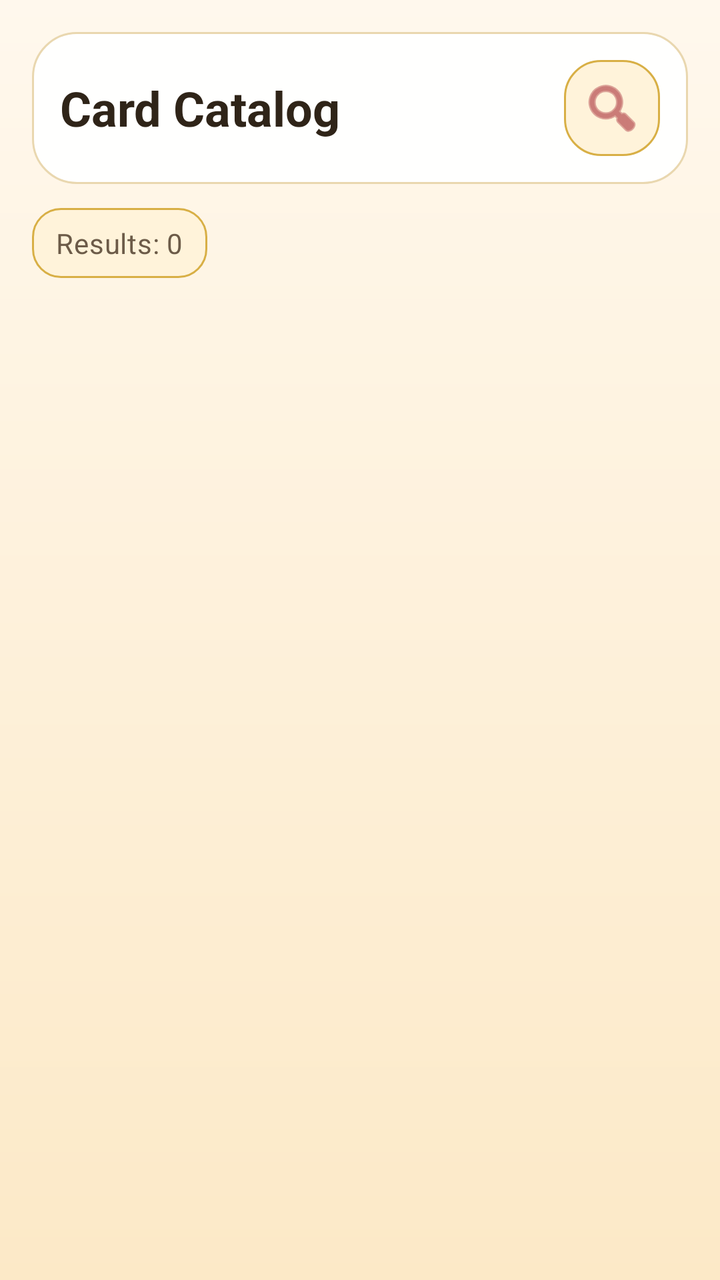
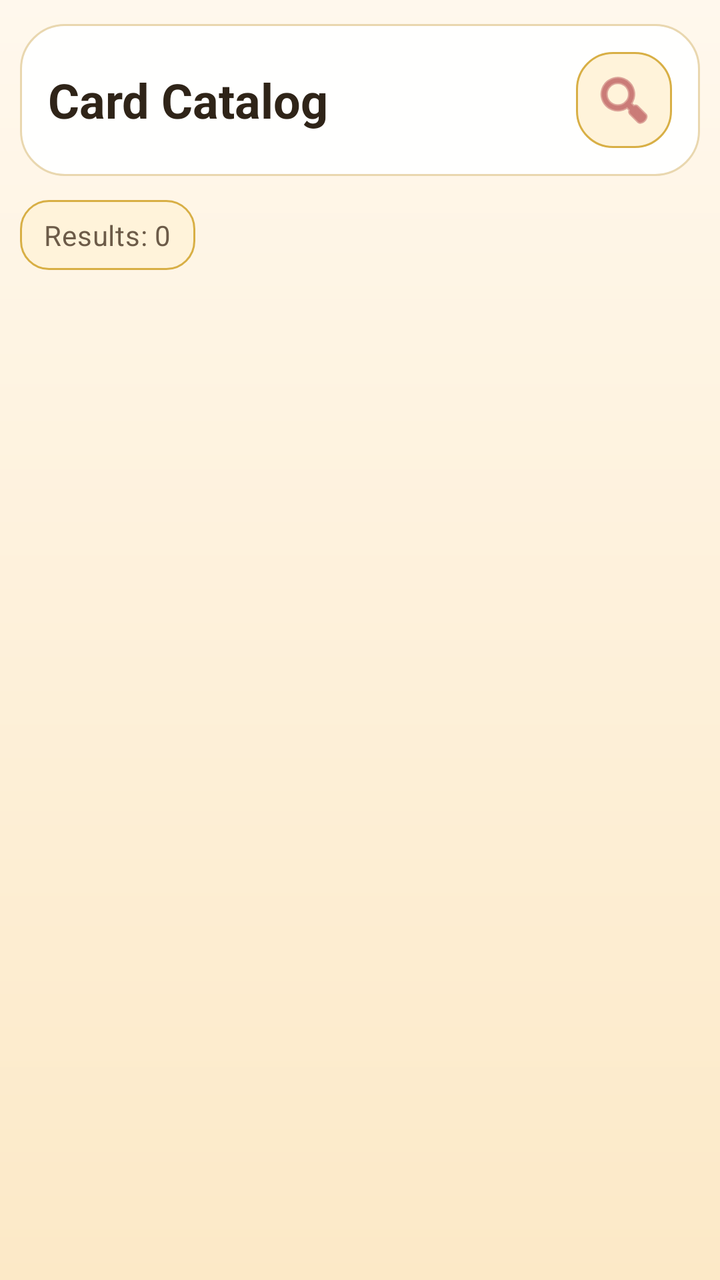

Compare the two renders of this Android layout. The source of the first and the diff that turns it into the second are given below.
<!-- AndroidManifest.xml: application theme Theme.PokeBinder -->
<!-- res/layout/fragment_card_search.xml -->
<?xml version="1.0" encoding="utf-8"?>
<FrameLayout xmlns:android="http://schemas.android.com/apk/res/android"
    android:layout_width="match_parent"
    android:layout_height="match_parent"
    android:background="@drawable/bg_app_screen">

    <LinearLayout
        android:layout_width="match_parent"
        android:layout_height="match_parent"
        android:orientation="vertical"
        android:padding="16dp">

        <LinearLayout
            android:layout_width="match_parent"
            android:layout_height="wrap_content"
            android:background="@drawable/bg_section_surface"
            android:gravity="center_vertical"
            android:orientation="horizontal"
            android:padding="14dp">

            <TextView
                android:layout_width="0dp"
                android:layout_height="wrap_content"
                android:layout_weight="1"
                android:text="@string/card_search_title"
                android:textAppearance="?attr/textAppearanceHeadlineSmall"
                android:textColor="@color/poke_text"
                android:textStyle="bold" />

            <ImageButton
                android:id="@+id/searchToggleButton"
                android:layout_width="48dp"
                android:layout_height="48dp"
                android:background="@drawable/bg_topbar_icon_button"
                android:contentDescription="Show search and filters"
                android:padding="10dp"
                android:src="@android:drawable/ic_menu_search"
                android:tint="@color/poke_red_dark" />
        </LinearLayout>

        <LinearLayout
            android:id="@+id/searchFiltersContainer"
            android:layout_width="match_parent"
            android:layout_height="wrap_content"
            android:layout_marginTop="12dp"
            android:background="@drawable/bg_section_surface"
            android:orientation="vertical"
            android:padding="14dp"
            android:visibility="gone">

            <AutoCompleteTextView
                android:id="@+id/nameSearchEditText"
                android:layout_width="match_parent"
                android:layout_height="wrap_content"
                android:background="@drawable/bg_binder_slot"
                android:completionThreshold="1"
                android:hint="Name"
                android:inputType="text"
                android:padding="12dp"
                android:textColor="@color/poke_text"
                android:textColorHint="@color/poke_text_secondary" />

            <AutoCompleteTextView
                android:id="@+id/setSearchEditText"
                android:layout_width="match_parent"
                android:layout_height="wrap_content"
                android:layout_marginTop="8dp"
                android:background="@drawable/bg_binder_slot"
                android:completionThreshold="1"
                android:hint="Set"
                android:inputType="text"
                android:padding="12dp"
                android:textColor="@color/poke_text"
                android:textColorHint="@color/poke_text_secondary" />

            <AutoCompleteTextView
                android:id="@+id/typeSearchEditText"
                android:layout_width="match_parent"
                android:layout_height="wrap_content"
                android:layout_marginTop="8dp"
                android:background="@drawable/bg_binder_slot"
                android:completionThreshold="1"
                android:hint="Type"
                android:inputType="text"
                android:padding="12dp"
                android:textColor="@color/poke_text"
                android:textColorHint="@color/poke_text_secondary" />

            <EditText
                android:id="@+id/cardIdSearchEditText"
                android:layout_width="match_parent"
                android:layout_height="wrap_content"
                android:layout_marginTop="8dp"
                android:background="@drawable/bg_binder_slot"
                android:hint="Card ID"
                android:inputType="text"
                android:padding="12dp"
                android:textColor="@color/poke_text"
                android:textColorHint="@color/poke_text_secondary" />

            <AutoCompleteTextView
                android:id="@+id/subtypeSearchEditText"
                android:layout_width="match_parent"
                android:layout_height="wrap_content"
                android:layout_marginTop="8dp"
                android:background="@drawable/bg_binder_slot"
                android:completionThreshold="1"
                android:hint="Subtype"
                android:inputType="text"
                android:padding="12dp"
                android:textColor="@color/poke_text"
                android:textColorHint="@color/poke_text_secondary" />

            <AutoCompleteTextView
                android:id="@+id/raritySearchEditText"
                android:layout_width="match_parent"
                android:layout_height="wrap_content"
                android:layout_marginTop="8dp"
                android:background="@drawable/bg_binder_slot"
                android:completionThreshold="1"
                android:hint="Rarity"
                android:inputType="text"
                android:padding="12dp"
                android:textColor="@color/poke_text"
                android:textColorHint="@color/poke_text_secondary" />

            <CheckBox
                android:id="@+id/fullArtOnlyCheckBox"
                android:layout_width="wrap_content"
                android:layout_height="wrap_content"
                android:layout_marginTop="8dp"
                android:buttonTint="@color/poke_red_dark"
                android:text="Full Art only"
                android:textColor="@color/poke_text" />

            <LinearLayout
                android:layout_width="match_parent"
                android:layout_height="wrap_content"
                android:layout_marginTop="12dp"
                android:gravity="end"
                android:orientation="horizontal">

                <Button
                    android:id="@+id/clearFiltersButton"
                    android:layout_width="wrap_content"
                    android:layout_height="wrap_content"
                    android:background="@drawable/bg_cta_secondary"
                    android:backgroundTint="@null"
                    android:minHeight="44dp"
                    android:paddingHorizontal="14dp"
                    android:text="Clear"
                    android:textAllCaps="false"
                    android:textColor="@color/poke_text" />

                <Button
                    android:id="@+id/applySearchButton"
                    android:layout_width="wrap_content"
                    android:layout_height="wrap_content"
                    android:layout_marginStart="8dp"
                    android:background="@drawable/bg_cta_primary"
                    android:backgroundTint="@null"
                    android:minHeight="44dp"
                    android:paddingHorizontal="14dp"
                    android:text="Search"
                    android:textAllCaps="false"
                    android:textColor="@color/poke_text_on_red" />
            </LinearLayout>
        </LinearLayout>

        <TextView
            android:id="@+id/resultCountTextView"
            android:layout_width="wrap_content"
            android:layout_height="wrap_content"
            android:layout_marginTop="12dp"
            android:background="@drawable/bg_counter_chip"
            android:paddingHorizontal="12dp"
            android:paddingVertical="8dp"
            android:text="@string/card_search_results_default"
            android:textAppearance="?attr/textAppearanceBodyMedium"
            android:textColor="@color/poke_text_secondary" />

        <androidx.recyclerview.widget.RecyclerView
            android:id="@+id/cardResultsRecyclerView"
            android:layout_width="match_parent"
            android:layout_height="0dp"
            android:layout_marginTop="10dp"
            android:layout_weight="1"
            android:clipToPadding="false"
            android:paddingBottom="8dp" />
    </LinearLayout>

    <LinearLayout
        android:id="@+id/loadingView"
        android:layout_width="match_parent"
        android:layout_height="match_parent"
        android:gravity="center"
        android:orientation="vertical"
        android:padding="24dp"
        android:visibility="gone">

        <LinearLayout
            android:layout_width="wrap_content"
            android:layout_height="wrap_content"
            android:background="@drawable/bg_section_surface"
            android:gravity="center"
            android:orientation="vertical"
            android:padding="24dp">

            <ProgressBar
                android:layout_width="wrap_content"
                android:layout_height="wrap_content" />

            <TextView
                android:layout_width="wrap_content"
                android:layout_height="wrap_content"
                android:layout_marginTop="12dp"
                android:text="@string/card_search_loading"
                android:textAppearance="?attr/textAppearanceBodyMedium"
                android:textColor="@color/poke_text" />
        </LinearLayout>
    </LinearLayout>

    <LinearLayout
        android:id="@+id/emptyStateView"
        android:layout_width="match_parent"
        android:layout_height="match_parent"
        android:gravity="center"
        android:orientation="vertical"
        android:padding="24dp"
        android:visibility="gone">

        <LinearLayout
            android:layout_width="wrap_content"
            android:layout_height="wrap_content"
            android:background="@drawable/bg_section_surface"
            android:gravity="center"
            android:orientation="vertical"
            android:padding="24dp">

            <TextView
                android:id="@+id/emptyTitleTextView"
                android:layout_width="wrap_content"
                android:layout_height="wrap_content"
                android:textAppearance="?attr/textAppearanceHeadlineSmall"
                android:textColor="@color/poke_text"
                android:textStyle="bold" />

            <TextView
                android:id="@+id/emptyMessageTextView"
                android:layout_width="wrap_content"
                android:layout_height="wrap_content"
                android:layout_marginTop="8dp"
                android:gravity="center"
                android:textAppearance="?attr/textAppearanceBodyMedium"
                android:textColor="@color/poke_text_secondary" />
        </LinearLayout>
    </LinearLayout>

</FrameLayout>
<!-- resources referenced by this layout -->
<resources>
  <color name="poke_red_dark">#A72C36</color>
  <color name="poke_text">#2F2418</color>
  <color name="poke_text_on_red">#FFF9F2</color>
  <color name="poke_text_secondary">#6C5B48</color>
  <!-- drawable bg_app_screen (drawable) -->
  <?xml version="1.0" encoding="utf-8"?>
  <shape xmlns:android="http://schemas.android.com/apk/res/android"
      android:shape="rectangle">
      <gradient
          android:angle="270"
          android:endColor="@color/poke_screen_bottom"
          android:startColor="@color/poke_screen_top" />
  </shape>
  <!-- drawable bg_binder_slot (drawable) -->
  <?xml version="1.0" encoding="utf-8"?>
  <shape xmlns:android="http://schemas.android.com/apk/res/android"
      android:shape="rectangle">
      <solid android:color="@color/poke_slot" />
      <corners android:radius="16dp" />
      <stroke
          android:width="1dp"
          android:color="@color/poke_line_strong" />
  </shape>
  <!-- drawable bg_counter_chip (drawable) -->
  <?xml version="1.0" encoding="utf-8"?>
  <shape xmlns:android="http://schemas.android.com/apk/res/android"
      android:shape="rectangle">
      <solid android:color="@color/poke_surface_alt" />
      <corners android:radius="14dp" />
      <stroke
          android:width="1dp"
          android:color="@color/poke_line_strong" />
  </shape>
  <!-- drawable bg_cta_secondary (drawable) -->
  <?xml version="1.0" encoding="utf-8"?>
  <shape xmlns:android="http://schemas.android.com/apk/res/android"
      android:shape="rectangle">
      <solid android:color="@color/poke_surface_alt" />
      <corners android:radius="18dp" />
      <stroke
          android:width="1dp"
          android:color="@color/poke_line_strong" />
  </shape>
  <!-- drawable bg_topbar_icon_button (drawable) -->
  <?xml version="1.0" encoding="utf-8"?>
  <shape xmlns:android="http://schemas.android.com/apk/res/android"
      android:shape="rectangle">
      <solid android:color="@color/poke_surface_alt" />
      <corners android:radius="18dp" />
      <stroke
          android:width="1dp"
          android:color="@color/poke_line_strong" />
  </shape>
  <string name="card_search_loading">Loading cards...</string>
  <string name="card_search_results_default">Results: 0</string>
  <string name="card_search_title">Card Catalog</string>
  <style name="Theme.PokeBinder" parent="Base.Theme.PokeBinder" />
  <color name="poke_screen_bottom">#FCE9C7</color>
  <color name="poke_screen_top">#FFF8ED</color>
  <color name="poke_slot">#FFF0D6</color>
  <color name="poke_line_strong">#D8AF45</color>
  <color name="poke_surface_alt">#FFF3DA</color>
  <color name="poke_red">#D84A4A</color>
  <color name="poke_gold">#F4C542</color>
  <color name="poke_surface_elevated">#FFFFFE</color>
  <color name="poke_line_soft">#E9D7AF</color>
  <color name="poke_surface">#FFFDF8</color>
  <style name="ThemeOverlay.PokeBinder.MaterialAlertDialog" parent="ThemeOverlay.Material3.MaterialAlertDialog">
          <item name="colorSurface">@color/poke_surface_elevated</item>
          <item name="shapeAppearanceOverlay">@style/ShapeAppearanceOverlayPokeBinderDialog</item>
      </style>
  <style name="ShapeAppearanceOverlayPokeBinderDialog">
          <item name="cornerFamily">rounded</item>
          <item name="cornerSize">24dp</item>
      </style>
  <!-- unchanged entries left out for length: 3 -->
</resources>

<!-- the commit's change to res/layout/fragment_card_search.xml (unified diff, before → after) -->
@@ -8,7 +8,10 @@
         android:layout_width="match_parent"
         android:layout_height="match_parent"
         android:orientation="vertical"
-        android:padding="16dp">
+        android:paddingStart="10dp"
+        android:paddingTop="12dp"
+        android:paddingEnd="10dp"
+        android:paddingBottom="8dp">
 
         <LinearLayout
             android:layout_width="match_parent"
@@ -32,7 +35,7 @@
                 android:layout_width="48dp"
                 android:layout_height="48dp"
                 android:background="@drawable/bg_topbar_icon_button"
-                android:contentDescription="Show search and filters"
+                android:contentDescription="@string/show_search_and_filters"
                 android:padding="10dp"
                 android:src="@android:drawable/ic_menu_search"
                 android:tint="@color/poke_red_dark" />
@@ -54,7 +57,7 @@
                 android:layout_height="wrap_content"
                 android:background="@drawable/bg_binder_slot"
                 android:completionThreshold="1"
-                android:hint="Name"
+                android:hint="@string/common_name"
                 android:inputType="text"
                 android:padding="12dp"
                 android:textColor="@color/poke_text"
@@ -67,7 +70,7 @@
                 android:layout_marginTop="8dp"
                 android:background="@drawable/bg_binder_slot"
                 android:completionThreshold="1"
-                android:hint="Set"
+                android:hint="@string/common_set"
                 android:inputType="text"
                 android:padding="12dp"
                 android:textColor="@color/poke_text"
@@ -80,7 +83,7 @@
                 android:layout_marginTop="8dp"
                 android:background="@drawable/bg_binder_slot"
                 android:completionThreshold="1"
-                android:hint="Type"
+                android:hint="@string/common_type"
                 android:inputType="text"
                 android:padding="12dp"
                 android:textColor="@color/poke_text"
@@ -92,7 +95,7 @@
                 android:layout_height="wrap_content"
                 android:layout_marginTop="8dp"
                 android:background="@drawable/bg_binder_slot"
-                android:hint="Card ID"
+                android:hint="@string/common_card_id"
                 android:inputType="text"
                 android:padding="12dp"
                 android:textColor="@color/poke_text"
@@ -105,7 +108,7 @@
                 android:layout_marginTop="8dp"
                 android:background="@drawable/bg_binder_slot"
                 android:completionThreshold="1"
-                android:hint="Subtype"
+                android:hint="@string/common_subtype"
                 android:inputType="text"
                 android:padding="12dp"
                 android:textColor="@color/poke_text"
@@ -118,7 +121,7 @@
                 android:layout_marginTop="8dp"
                 android:background="@drawable/bg_binder_slot"
                 android:completionThreshold="1"
-                android:hint="Rarity"
+                android:hint="@string/common_rarity"
                 android:inputType="text"
                 android:padding="12dp"
                 android:textColor="@color/poke_text"
@@ -130,7 +133,7 @@
                 android:layout_height="wrap_content"
                 android:layout_marginTop="8dp"
                 android:buttonTint="@color/poke_red_dark"
-                android:text="Full Art only"
+                android:text="@string/common_full_art_only"
                 android:textColor="@color/poke_text" />
 
             <LinearLayout
@@ -148,7 +151,7 @@
                     android:backgroundTint="@null"
                     android:minHeight="44dp"
                     android:paddingHorizontal="14dp"
-                    android:text="Clear"
+                    android:text="@string/common_clear"
                     android:textAllCaps="false"
                     android:textColor="@color/poke_text" />
 
@@ -161,7 +164,7 @@
                     android:backgroundTint="@null"
                     android:minHeight="44dp"
                     android:paddingHorizontal="14dp"
-                    android:text="Search"
+                    android:text="@string/common_search"
                     android:textAllCaps="false"
                     android:textColor="@color/poke_text_on_red" />
             </LinearLayout>
@@ -186,7 +189,7 @@
             android:layout_marginTop="10dp"
             android:layout_weight="1"
             android:clipToPadding="false"
-            android:paddingBottom="8dp" />
+            android:paddingBottom="12dp" />
     </LinearLayout>
 
     <LinearLayout
@@ -241,7 +244,8 @@
                 android:id="@+id/emptyTitleTextView"
                 android:layout_width="wrap_content"
                 android:layout_height="wrap_content"
-                android:textAppearance="?attr/textAppearanceHeadlineSmall"
+                android:text="@string/card_search_empty_title"
+                android:textAppearance="?attr/textAppearanceTitleMedium"
                 android:textColor="@color/poke_text"
                 android:textStyle="bold" />
 
@@ -251,6 +255,7 @@
                 android:layout_height="wrap_content"
                 android:layout_marginTop="8dp"
                 android:gravity="center"
+                android:text="@string/card_search_empty_message"
                 android:textAppearance="?attr/textAppearanceBodyMedium"
                 android:textColor="@color/poke_text_secondary" />
         </LinearLayout>
<!-- resource entries referenced after the edit -->
@@ -53,9 +53,21 @@
           android:width="1dp"
           android:color="@color/poke_line_strong" />
   </shape>
+  <string name="card_search_empty_message">Try a different search term.</string>
+  <string name="card_search_empty_title">No cards found</string>
   <string name="card_search_loading">Loading cards...</string>
   <string name="card_search_results_default">Results: 0</string>
   <string name="card_search_title">Card Catalog</string>
+  <string name="common_card_id">Card ID</string>
+  <string name="common_clear">Clear</string>
+  <string name="common_full_art_only">Full Art only</string>
+  <string name="common_name">Name</string>
+  <string name="common_rarity">Rarity</string>
+  <string name="common_search">Search</string>
+  <string name="common_set">Set</string>
+  <string name="common_subtype">Subtype</string>
+  <string name="common_type">Type</string>
+  <string name="show_search_and_filters">Show search and filters</string>
   <style name="Theme.PokeBinder" parent="Base.Theme.PokeBinder" />
   <color name="poke_screen_bottom">#FCE9C7</color>
   <color name="poke_screen_top">#FFF8ED</color>
